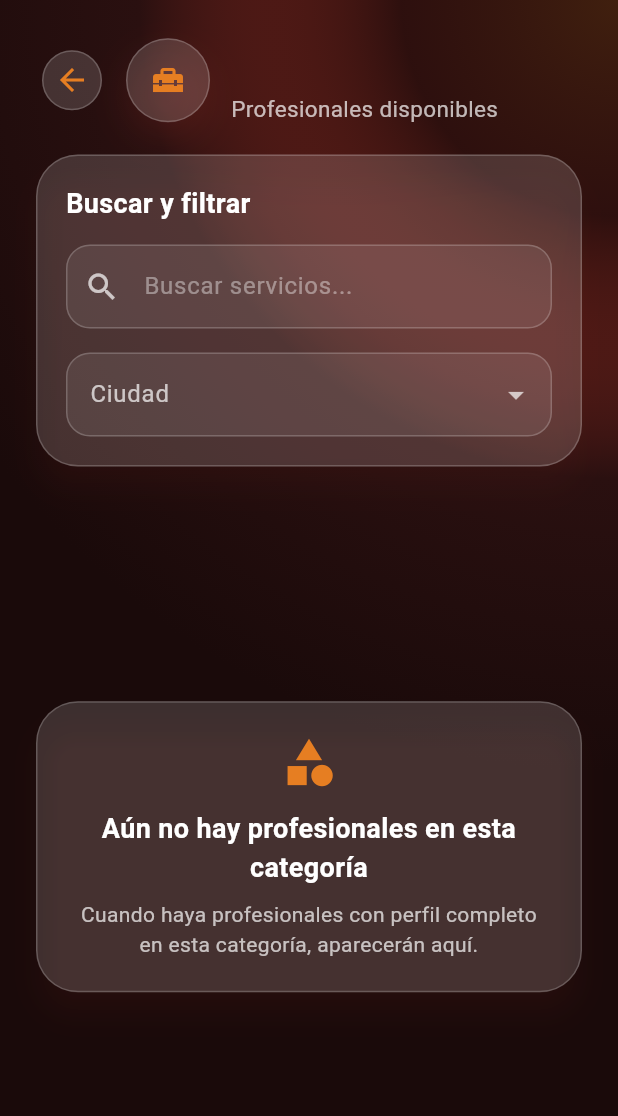
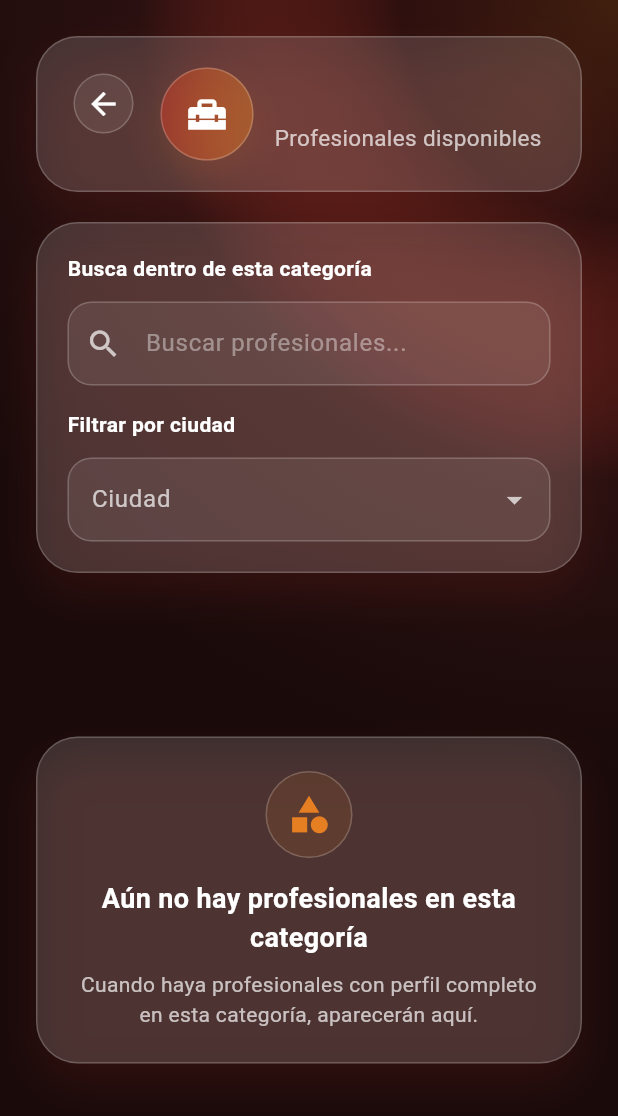
Before and after one commit to Nemsauce/app_profesionales, a Flutter app: the CategoryProfessionalsScreen screen opened directly with empty values, on a phone screen of 412 x 824 dp. Shown: the top 1116 px of the screen. Run offline on Flutter 3.47's test engine with Material 3 defaults, Android fonts, the light colour scheme and no system bars; our stand-ins replace cloud_firestore, firebase_auth, firebase_core; accounts and stored records are empty.

Commit message:
Polish category professionals screen

```diff
--- a/lib/screens/category_professionals_screen.dart
+++ b/lib/screens/category_professionals_screen.dart
@@ -102,30 +102,49 @@ class _CategoryProfessionalsScreenState
   }
 
   Widget _buildHeader() {
-    return Row(
-      crossAxisAlignment: CrossAxisAlignment.center,
+    return Container(
+      padding: const EdgeInsets.all(20),
+      decoration: BoxDecoration(
+        color: AppTheme.glassWhiteStrong,
+        borderRadius: BorderRadius.circular(AppTheme.largeRadius),
+        border: Border.all(color: AppTheme.glassBorder),
+        boxShadow: [
+          BoxShadow(
+            color: AppTheme.terracottaRed.withAlpha(30),
+            blurRadius: 28,
+            offset: const Offset(0, 16),
+          ),
+        ],
+      ),
+      child: Row(
+        crossAxisAlignment: CrossAxisAlignment.start,
         children: [
           IconButton(
             tooltip: 'Volver',
             onPressed: () => Navigator.pop(context),
             icon: const Icon(Icons.arrow_back),
-          color: AppTheme.warmOrange,
+            color: AppTheme.textWhite,
             style: IconButton.styleFrom(
-            backgroundColor: AppTheme.glassWhiteStrong,
+              backgroundColor: AppTheme.glassWhiteSoft,
               side: const BorderSide(color: AppTheme.glassBorder),
             ),
           ),
-        const SizedBox(width: 12),
+          const SizedBox(width: 14),
           Container(
-          height: 56,
-          width: 56,
+            height: 62,
+            width: 62,
             decoration: BoxDecoration(
-            color: AppTheme.glassWhiteStrong,
+              gradient: LinearGradient(
+                colors: [
+                  AppTheme.terracottaRed.withAlpha(150),
+                  AppTheme.warmOrange.withAlpha(105),
+                ],
+              ),
               shape: BoxShape.circle,
               border: Border.all(color: AppTheme.glassBorder),
               boxShadow: [
                 BoxShadow(
-                color: AppTheme.terracottaRed.withAlpha(40),
+                  color: AppTheme.warmOrange.withAlpha(34),
                   blurRadius: 20,
                   offset: const Offset(0, 10),
                 ),
@@ -133,7 +152,8 @@ class _CategoryProfessionalsScreenState
             ),
             child: Icon(
               _iconForCategory(widget.category),
-            color: AppTheme.warmOrange,
+              color: AppTheme.textWhite,
+              size: 30,
             ),
           ),
           const SizedBox(width: 14),
@@ -143,51 +163,61 @@ class _CategoryProfessionalsScreenState
               children: [
                 Text(
                   widget.category,
+                  maxLines: 2,
+                  overflow: TextOverflow.ellipsis,
                   style: const TextStyle(
                     color: AppTheme.textWhite,
-                  fontSize: 24,
-                  fontWeight: FontWeight.bold,
+                    fontSize: 27,
+                    fontWeight: FontWeight.w900,
+                    height: 1.05,
                   ),
                 ),
-              const SizedBox(height: 4),
+                const SizedBox(height: 8),
                 const Text(
                   'Profesionales disponibles',
-                style: TextStyle(color: AppTheme.textWhiteMuted, fontSize: 15),
+                  style: TextStyle(
+                    color: AppTheme.textWhiteMuted,
+                    fontSize: 15,
+                  ),
                 ),
               ],
             ),
           ),
         ],
+      ),
     );
   }
 
   Widget _buildSearchAndCityCard(bool hasFilters) {
-    return Card(
+    return Container(
+      padding: const EdgeInsets.all(20),
+      decoration: BoxDecoration(
         color: AppTheme.glassWhiteStrong,
-      elevation: 8,
-      shadowColor: AppTheme.terracottaRed.withAlpha(36),
-      shape: RoundedRectangleBorder(
         borderRadius: BorderRadius.circular(AppTheme.largeRadius),
-        side: const BorderSide(color: AppTheme.glassBorder),
+        border: Border.all(color: AppTheme.glassBorder),
+        boxShadow: [
+          BoxShadow(
+            color: AppTheme.terracottaRed.withAlpha(30),
+            blurRadius: 24,
+            offset: const Offset(0, 14),
           ),
-      child: Padding(
-        padding: const EdgeInsets.all(20),
+        ],
+      ),
       child: Column(
         crossAxisAlignment: CrossAxisAlignment.stretch,
         children: [
           const Text(
-              'Buscar y filtrar',
+            'Busca dentro de esta categoría',
             style: TextStyle(
               color: AppTheme.textWhite,
-                fontSize: 18,
               fontWeight: FontWeight.bold,
             ),
           ),
-            const SizedBox(height: 14),
+          const SizedBox(height: 12),
           TextField(
             controller: _searchController,
             decoration: const InputDecoration(
-                hintText: 'Buscar servicios...',
+              hintText: 'Buscar profesionales...',
               prefixIcon: Icon(Icons.search),
             ),
             onChanged: (value) {
@@ -195,6 +225,14 @@ class _CategoryProfessionalsScreenState
             },
           ),
           const SizedBox(height: 16),
+          const Text(
+            'Filtrar por ciudad',
+            style: TextStyle(
+              color: AppTheme.textWhite,
+              fontWeight: FontWeight.bold,
+            ),
+          ),
+          const SizedBox(height: 12),
           DropdownButtonFormField<String>(
             key: ValueKey('city-${_selectedCity ?? ''}'),
             initialValue: _selectedCity,
@@ -202,36 +240,72 @@ class _CategoryProfessionalsScreenState
             dropdownColor: AppTheme.darkBackgroundAlt,
             style: const TextStyle(color: AppTheme.textWhite),
             items: AppConstants.mainCities
-                  .map(
-                    (city) => DropdownMenuItem(value: city, child: Text(city)),
-                  )
+                .map((city) => DropdownMenuItem(value: city, child: Text(city)))
                 .toList(),
             onChanged: (value) {
               setState(() => _selectedCity = value);
             },
           ),
           if (hasFilters) ...[
-              const SizedBox(height: 12),
-              OutlinedButton(
+            const SizedBox(height: 14),
+            OutlinedButton.icon(
               onPressed: _clearFilters,
-                child: const Text('Limpiar filtros'),
+              icon: const Icon(Icons.filter_alt_off_outlined),
+              label: const Text('Limpiar filtros'),
             ),
           ],
         ],
       ),
+    );
+  }
+
+  Widget _buildCategoryChip(String category) {
+    return Container(
+      padding: const EdgeInsets.symmetric(horizontal: 10, vertical: 7),
+      decoration: BoxDecoration(
+        color: AppTheme.warmOrange.withAlpha(26),
+        borderRadius: BorderRadius.circular(999),
+        border: Border.all(color: AppTheme.warmOrange.withAlpha(82)),
+      ),
+      child: Row(
+        mainAxisSize: MainAxisSize.min,
+        children: [
+          Icon(
+            _iconForCategory(category),
+            color: AppTheme.warmOrange,
+            size: 15,
+          ),
+          const SizedBox(width: 6),
+          Flexible(
+            child: Text(
+              category,
+              maxLines: 1,
+              overflow: TextOverflow.ellipsis,
+              style: const TextStyle(
+                color: AppTheme.warmOrange,
+                fontWeight: FontWeight.w700,
+                fontSize: 12,
+              ),
+            ),
+          ),
+        ],
       ),
     );
   }
 
   Widget _buildProfessionalCard(Professional professional) {
-    return Card(
+    return Container(
+      decoration: BoxDecoration(
         color: AppTheme.glassWhiteStrong,
-      margin: EdgeInsets.zero,
-      elevation: 8,
-      shadowColor: AppTheme.terracottaRed.withAlpha(40),
-      shape: RoundedRectangleBorder(
         borderRadius: BorderRadius.circular(AppTheme.largeRadius),
-        side: const BorderSide(color: AppTheme.glassBorder),
+        border: Border.all(color: AppTheme.glassBorder),
+        boxShadow: [
+          BoxShadow(
+            color: AppTheme.terracottaRed.withAlpha(34),
+            blurRadius: 24,
+            offset: const Offset(0, 14),
+          ),
+        ],
       ),
       child: InkWell(
         borderRadius: BorderRadius.circular(AppTheme.largeRadius),
@@ -245,16 +319,29 @@ class _CategoryProfessionalsScreenState
                 crossAxisAlignment: CrossAxisAlignment.start,
                 children: [
                   Container(
-                    height: 46,
-                    width: 46,
+                    height: 58,
+                    width: 58,
                     decoration: BoxDecoration(
-                      color: AppTheme.terracottaRed.withAlpha(70),
-                      shape: BoxShape.circle,
+                      gradient: LinearGradient(
+                        colors: [
+                          AppTheme.terracottaRed.withAlpha(150),
+                          AppTheme.warmOrange.withAlpha(105),
+                        ],
+                      ),
+                      borderRadius: BorderRadius.circular(20),
                       border: Border.all(color: AppTheme.glassBorder),
+                      boxShadow: [
+                        BoxShadow(
+                          color: AppTheme.warmOrange.withAlpha(34),
+                          blurRadius: 18,
+                          offset: const Offset(0, 10),
+                        ),
+                      ],
                     ),
                     child: Icon(
                       _iconForCategory(professional.category),
-                      color: AppTheme.warmOrange,
+                      color: AppTheme.textWhite,
+                      size: 28,
                     ),
                   ),
                   const SizedBox(width: 14),
@@ -270,33 +357,51 @@ class _CategoryProfessionalsScreenState
                             fontWeight: FontWeight.bold,
                           ),
                         ),
-                        const SizedBox(height: 4),
-                        Text(
-                          professional.category,
-                          style: const TextStyle(
+                        const SizedBox(height: 6),
+                        _buildCategoryChip(professional.category),
+                      ],
+                    ),
+                  ),
+                  const SizedBox(width: 10),
+                  IconButton(
+                    tooltip: 'Ver perfil',
+                    onPressed: () => _openProfessionalDetail(professional),
+                    icon: const Icon(Icons.arrow_forward),
                     color: AppTheme.warmOrange,
-                            fontWeight: FontWeight.w600,
+                    style: IconButton.styleFrom(
+                      backgroundColor: AppTheme.glassWhiteSoft,
+                      side: const BorderSide(color: AppTheme.glassBorder),
                     ),
                   ),
                 ],
               ),
+              const SizedBox(height: 18),
+              Container(
+                padding: const EdgeInsets.all(14),
+                decoration: BoxDecoration(
+                  color: AppTheme.glassWhiteSoft,
+                  borderRadius: BorderRadius.circular(AppTheme.defaultRadius),
+                  border: Border.all(color: AppTheme.glassBorder),
+                ),
+                child: Column(
+                  children: [
+                    _professionalInfoRow(
+                      icon: Icons.location_on_outlined,
+                      text: professional.city,
+                    ),
+                    const SizedBox(height: 10),
+                    _professionalInfoRow(
+                      icon: Icons.chat_bubble_outline,
+                      text: 'WhatsApp: ${professional.whatsappNumber}',
                     ),
                   ],
                 ),
-              const SizedBox(height: 16),
-              _professionalInfoRow(
-                icon: Icons.location_on,
-                text: professional.city,
-              ),
-              const SizedBox(height: 8),
-              _professionalInfoRow(
-                icon: Icons.chat,
-                text: 'WhatsApp: ${professional.whatsappNumber}',
               ),
               const SizedBox(height: 18),
-              OutlinedButton(
+              OutlinedButton.icon(
                 onPressed: () => _openProfessionalDetail(professional),
-                child: const Text('Ver perfil'),
+                icon: const Icon(Icons.person_search_outlined),
+                label: const Text('Ver perfil'),
               ),
             ],
           ),
@@ -327,21 +432,34 @@ class _CategoryProfessionalsScreenState
     String? actionText,
     VoidCallback? onAction,
   }) {
-    return Card(
+    return Container(
+      padding: const EdgeInsets.all(22),
+      decoration: BoxDecoration(
         color: AppTheme.glassWhiteStrong,
-      elevation: 8,
-      shadowColor: AppTheme.terracottaRed.withAlpha(36),
-      shape: RoundedRectangleBorder(
         borderRadius: BorderRadius.circular(AppTheme.largeRadius),
-        side: const BorderSide(color: AppTheme.glassBorder),
+        border: Border.all(color: AppTheme.glassBorder),
+        boxShadow: [
+          BoxShadow(
+            color: AppTheme.terracottaRed.withAlpha(30),
+            blurRadius: 24,
+            offset: const Offset(0, 14),
           ),
-      child: Padding(
-        padding: const EdgeInsets.all(22),
+        ],
+      ),
       child: Column(
         mainAxisSize: MainAxisSize.min,
         children: [
-            Icon(icon, color: AppTheme.warmOrange, size: 38),
-            const SizedBox(height: 12),
+          Container(
+            height: 58,
+            width: 58,
+            decoration: BoxDecoration(
+              color: AppTheme.warmOrange.withAlpha(28),
+              shape: BoxShape.circle,
+              border: Border.all(color: AppTheme.glassBorder),
+            ),
+            child: Icon(icon, color: AppTheme.warmOrange, size: 30),
+          ),
+          const SizedBox(height: 14),
           Text(
             title,
             style: const TextStyle(
@@ -359,10 +477,13 @@ class _CategoryProfessionalsScreenState
           ),
           if (actionText != null && onAction != null) ...[
             const SizedBox(height: 16),
-              OutlinedButton(onPressed: onAction, child: Text(actionText)),
+            OutlinedButton.icon(
+              onPressed: onAction,
+              icon: const Icon(Icons.filter_alt_off_outlined),
+              label: Text(actionText),
+            ),
           ],
         ],
-        ),
       ),
     );
   }
```
Lines whose indentation alone changed are shown as unchanged.
